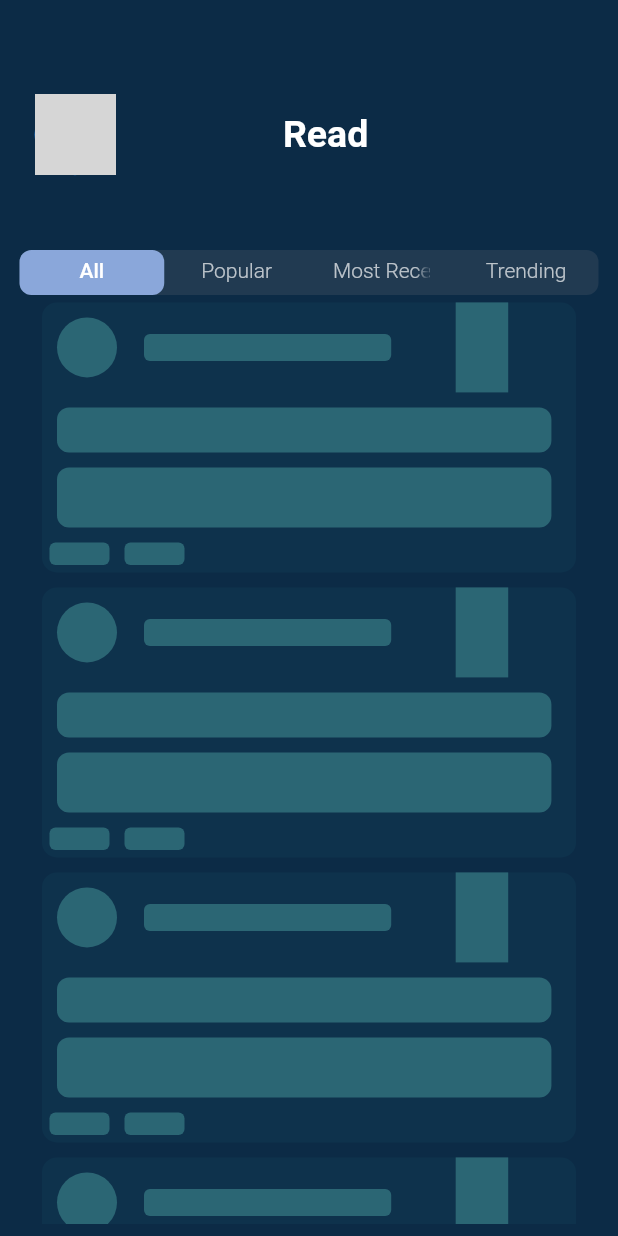
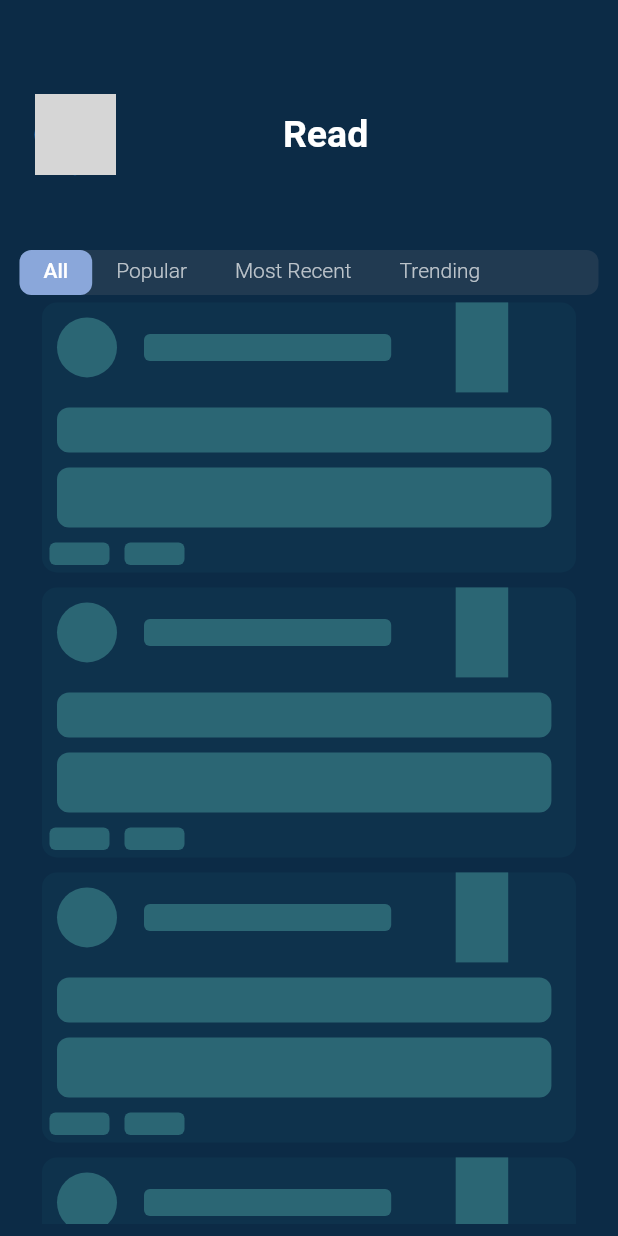
Before and after one commit to mati1yas/mindplex_app, a Flutter app: the LandingPage screen opened directly, on a phone screen of 412 x 824 dp. Run offline on Flutter 3.47's test engine with Material 3 defaults, Android fonts, the phone set to English and light mode, and no system bars; our stand-ins replace animated_splash_screen, another_flushbar, cached_network_image, dio, flutter_cache_manager, flutter_highlight and 14 more; missing offline and left inert: dart:ffi, date_count_down, shimmer_effect; accounts and stored records are empty; network calls fail; grey boxes are pictures that could not be loaded.

Commit message:
fix: fix tab bar selection indicator radius based on feedback

```diff
--- a/lib/features/blogs/view/widgets/community_content_tabbar.dart
+++ b/lib/features/blogs/view/widgets/community_content_tabbar.dart
@@ -20,7 +20,7 @@ class CommunityContentTabBar extends StatelessWidget {
           isScrollable: true,
           dividerColor: Colors.grey,
           indicator: BoxDecoration(
-              borderRadius: BorderRadius.circular(15),
+              borderRadius: BorderRadius.circular(8),
               color: blogsController.post_format == 'text'
                   ? Color(0xFF8aa7da)
                   : blogsController.post_format == 'video'
--- a/lib/features/blogs/view/widgets/default_tabbar.dart
+++ b/lib/features/blogs/view/widgets/default_tabbar.dart
@@ -17,7 +17,7 @@ class DefaultTabBar extends StatelessWidget {
   Widget build(BuildContext context) {
     return Obx(
       () => TabBar(
-          isScrollable: false,
+          isScrollable: true,
           dividerColor: Colors.grey,
           indicator: BoxDecoration(
               borderRadius: BorderRadius.circular(8),
```
